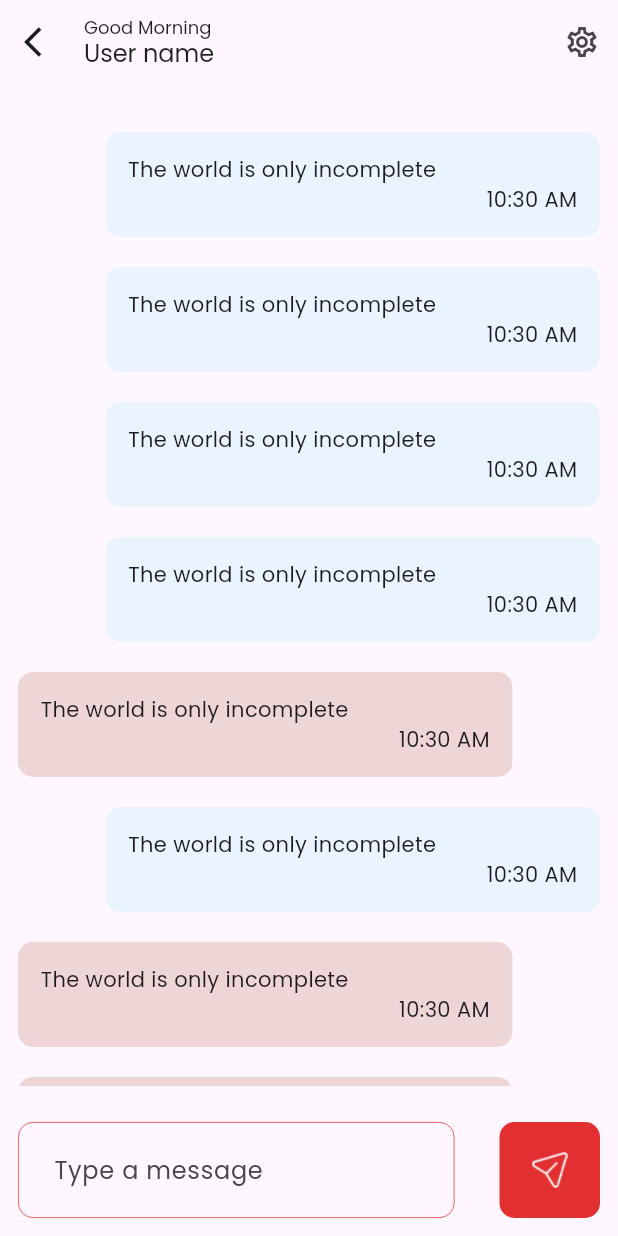
After one commit to hngx-org/fit-food-ai, a Flutter app: the ChatScreen screen opened directly, on a phone screen of 412 x 824 dp. The commit adds this screen. Run offline on Flutter 3.47's test engine with Material 2 defaults, Android fonts, the light colour scheme and no system bars; our stand-ins replace google_fonts.

Commit message:
feat: created the chat_screen page and added a new library, working on the dialog boxes

```diff
--- /dev/null
+++ b/lib/components/widgets/chat_log.dart
@@ -0,0 +1,46 @@
+import 'package:fit_food/features/onboarding/data/models/chat_screen_model.dart';
+import 'package:flutter/material.dart';
+import 'package:intl/intl.dart';
+
+import '../shared/app_colors.dart';
+
+class ChatLog extends StatelessWidget {
+  const ChatLog({Key? key, required this.chatMessage}) : super(key: key);
+
+  final ChatMessage chatMessage;
+
+  @override
+  Widget build(BuildContext context) {
+    String formattedDate = DateFormat('h:mm a').format(chatMessage.timestamp);
+    return Row(
+      mainAxisAlignment: chatMessage.sender == "user"
+          ? MainAxisAlignment.end
+          : MainAxisAlignment.start,
+      children: [
+        Container(
+          width: MediaQuery.of(context).size.width * 0.8,
+          padding: EdgeInsets.all(15),
+          decoration: BoxDecoration(
+            color: chatMessage.sender == "user"
+                ? kcChatSentColor
+                : kcChatRcvdColor,
+            borderRadius: BorderRadius.circular(10),
+          ),
+          child: Column(
+            crossAxisAlignment: CrossAxisAlignment.start,
+            children: [
+              Text(chatMessage.text),
+              Align(
+                alignment: Alignment.bottomRight,
+                child: Text(
+                  formattedDate,
+                  textAlign: TextAlign.right,
+                ),
+              ),
+            ],
+          ),
+        ),
+      ],
+    );
+  }
+}
--- /dev/null
+++ b/lib/features/onboarding/data/models/chat_screen_model.dart
@@ -0,0 +1,12 @@
+class ChatMessage {
+  final String sender;
+  final String text;
+  final DateTime timestamp;
+
+  ChatMessage({
+    required this.sender,
+    required this.text,
+    required this.timestamp,
+  });
+
+}
--- /dev/null
+++ b/lib/features/onboarding/view/chat_screen.dart
@@ -0,0 +1,169 @@
+import 'package:fit_food/components/widgets/chat_log.dart';
+import 'package:flutter/material.dart';
+
+import '../../../components/shared/app_colors.dart';
+import '../../../components/shared/styles.dart';
+import '../data/models/chat_screen_model.dart';
+
+class ChatScreen extends StatefulWidget {
+  const ChatScreen({Key? key}) : super(key: key);
+
+  @override
+  State<ChatScreen> createState() => _ChatScreenState();
+}
+
+class _ChatScreenState extends State<ChatScreen> {
+  List<ChatMessage> testMessages = [
+    ChatMessage(
+        text: "The world is only incomplete",
+        sender: "user",
+        timestamp: DateTime.now()),
+    ChatMessage(
+        text: "The world is only incomplete",
+        sender: "user",
+        timestamp: DateTime.now()),
+    ChatMessage(
+        text: "The world is only incomplete",
+        sender: "user",
+        timestamp: DateTime.now()),
+    ChatMessage(
+        text: "The world is only incomplete",
+        sender: "user",
+        timestamp: DateTime.now()),
+    ChatMessage(
+        text: "The world is only incomplete",
+        sender: "",
+        timestamp: DateTime.now()),
+    ChatMessage(
+        text: "The world is only incomplete",
+        sender: "user",
+        timestamp: DateTime.now()),
+    ChatMessage(
+        text: "The world is only incomplete",
+        sender: "",
+        timestamp: DateTime.now()),
+    ChatMessage(
+        text: "The world is only incomplete",
+        sender: "",
+        timestamp: DateTime.now()),
+    ChatMessage(
+        text: "The world is only incomplete",
+        sender: "user",
+        timestamp: DateTime.now()),
+    ChatMessage(
+        text: "The world is only incomplete",
+        sender: "user",
+        timestamp: DateTime.now()),
+  ];
+
+  final messageController = TextEditingController();
+
+  @override
+  void dispose() {
+    // Clean up the controller when the widget is removed from the
+    // widget tree.
+    messageController.dispose();
+    super.dispose();
+  }
+
+  @override
+  Widget build(BuildContext context) {
+    return Scaffold(
+      appBar: AppBar(
+        titleSpacing: 0,
+        automaticallyImplyLeading: true,
+        actions: [
+          IconButton(
+            onPressed: () {},
+            icon: Icon(Icons.settings_outlined),
+          ),
+        ],
+        leading: IconButton(
+          icon: Icon(Icons.arrow_back_ios),
+          onPressed: () {},
+        ),
+        title: Column(
+          crossAxisAlignment: CrossAxisAlignment.start,
+          children: [
+            Text(
+              "Good Morning",
+              style: smallText.copyWith(color: kcTxtColorDark, fontSize: 12),
+            ),
+            Text(
+              "User name",
+              style: btnText.copyWith(color: kcTxtColorDark, fontSize: 16),
+            ),
+          ],
+        ),
+      ),
+      bottomNavigationBar: Padding(
+        padding: const EdgeInsets.all(12.0),
+        child: Row(
+          children: [
+            Expanded(
+              flex: 3,
+              child: TextField(
+                // controller: messageController,
+                controller: messageController,
+                decoration: InputDecoration(
+                    contentPadding:
+                        EdgeInsets.symmetric(horizontal: 20, vertical: 20),
+                    enabledBorder: OutlineInputBorder(
+                      borderSide: BorderSide(color: kcBtnColor, width: .5),
+                      borderRadius: BorderRadius.all(
+                        Radius.circular(10),
+                      ),
+                    ),
+                    border: OutlineInputBorder(
+                      borderRadius: BorderRadius.all(
+                        Radius.circular(10),
+                      ),
+                    ),
+                    hintText: 'Type a message'),
+              ),
+            ),
+            Expanded(
+              child: Container(
+                margin: const EdgeInsets.only(left: 30),
+                padding: const EdgeInsets.all(20),
+                decoration: const BoxDecoration(
+                  color: kcBtnColor,
+                  borderRadius: BorderRadius.all(
+                    Radius.circular(10),
+                  ),
+                ),
+                child: InkWell(
+                  onTap: () {
+                    testMessages.add(ChatMessage(
+                        sender: "user",
+                        text: messageController.text.toString(),
+                        timestamp: DateTime.now()));
+
+                    messageController.text = "";
+                  },
+                  child: ImageIcon(AssetImage("assets/send.png"),
+                      color: Colors.white),
+                ),
+              ),
+            )
+          ],
+        ),
+      ),
+      body: Container(
+        padding: EdgeInsets.all(12.0),
+        child: ListView.builder(
+            itemCount: testMessages.length,
+            itemBuilder: (contet, index) {
+              return Column(
+                children: [
+                  SizedBox(
+                    height: 20,
+                  ),
+                  ChatLog(chatMessage: testMessages[index]),
+                ],
+              );
+            }),
+      ),
+    );
+  }
+}
--- a/lib/features/onboarding/view/onboarding_screen.dart
+++ b/lib/features/onboarding/view/onboarding_screen.dart
@@ -71,7 +71,14 @@ class _OnboardingScreenState extends State<OnboardingScreen> {
                       firstChild: const SizedBox(),
                       secondChild: AppBTN(
                         title: 'CONTINUE',
-                        onTap: () {},
+                        onTap: () {
+                          //Change the second route to the sign in or sign up route
+
+                          // Navigator.push(
+                          //   context,
+                          //   MaterialPageRoute(builder: (context) => SecondRoute()),
+                          // );
+                        },
                       ),
                       crossFadeState:
                           _currentPage+1 == OnboardingInfoModel.defaultInfo.length
--- a/pubspec.yaml
+++ b/pubspec.yaml
@@ -37,6 +37,7 @@ dependencies:
   google_fonts: ^6.1.0
   iconly: ^1.0.1
   smooth_page_indicator: ^1.1.0
+  intl: ^0.18.1
 
 dev_dependencies:
   flutter_test:
```
Also changed, not shown: assets/send.png (added), pubspec.lock.
